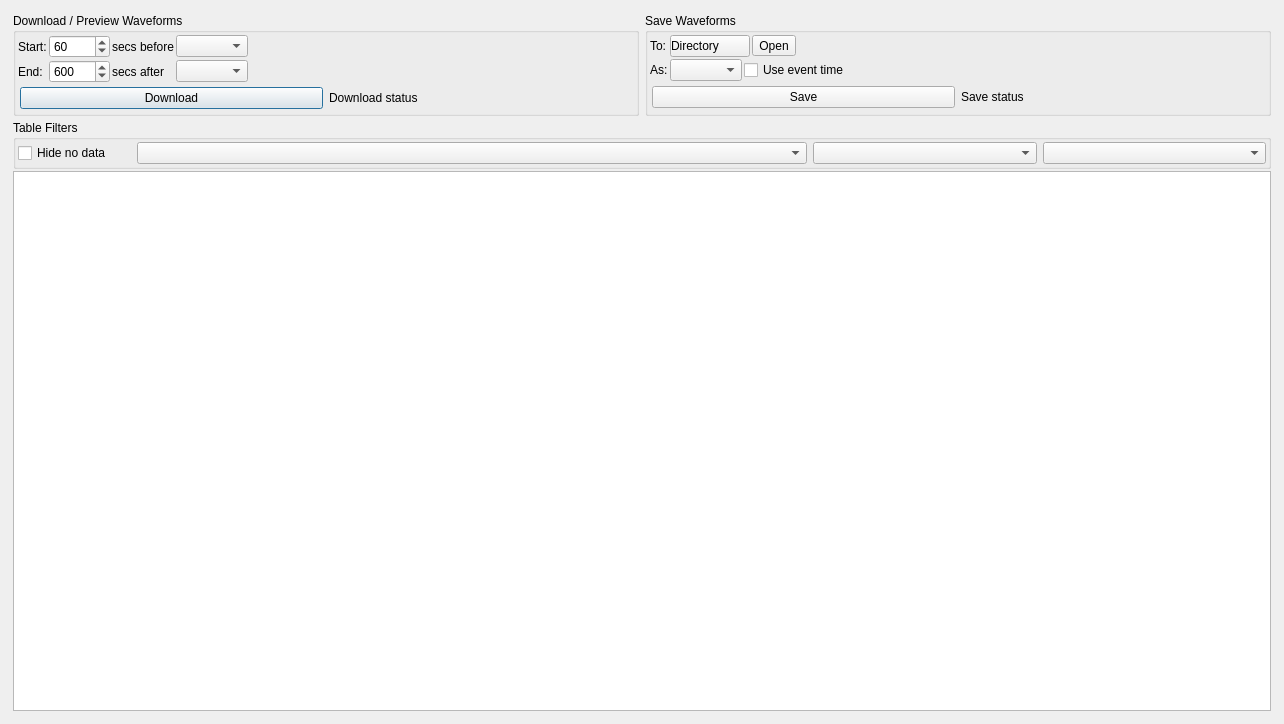
Qt form pyweed/gui/uic/WaveformDialog.ui (iris-edu/pyweed) before a commit.
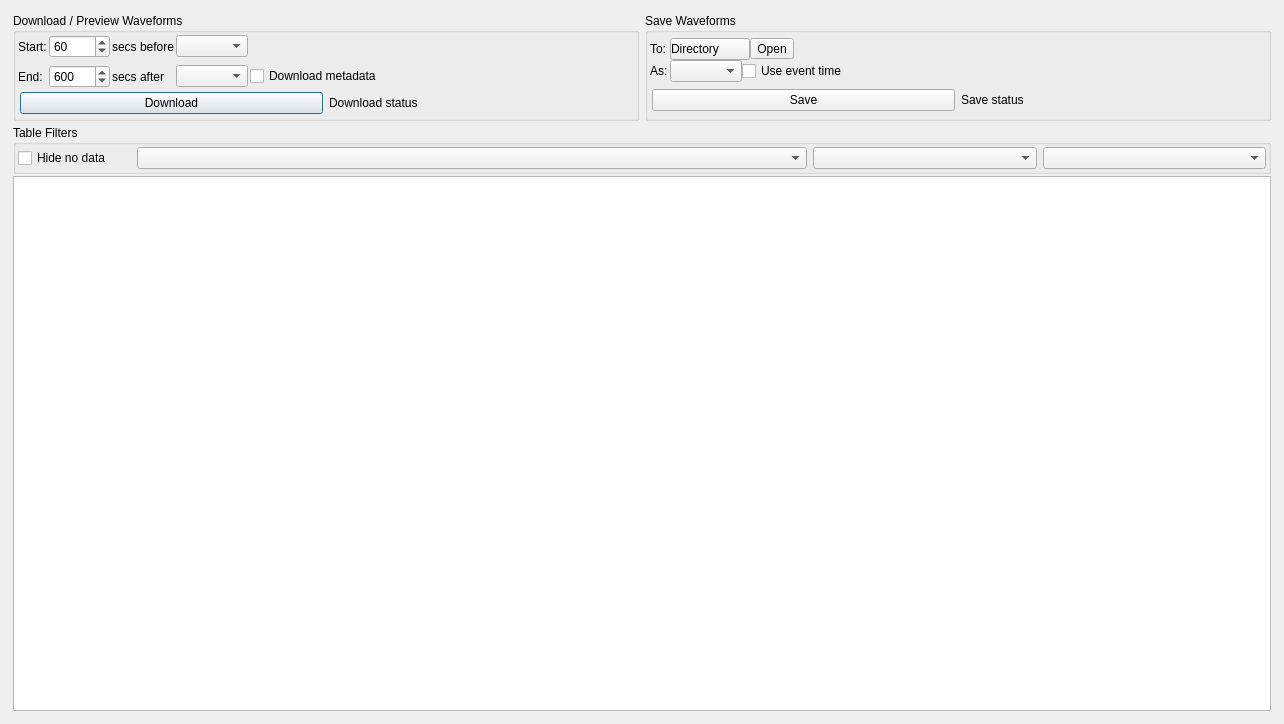
The same form after that commit.

Commit message:
feat: UI/Preferences for saving metadata
The preference/control is a boolean; the metadata format is tied to the data format

Patch:
```diff
--- a/pyweed/gui/uic/WaveformDialog.ui
+++ b/pyweed/gui/uic/WaveformDialog.ui
@@ -63,30 +63,87 @@
           <number>2</number>
          </property>
          <item>
-          <layout class="QGridLayout" name="gridLayout" columnstretch="0,0,0,0,0">
+          <layout class="QGridLayout" name="gridLayout">
            <property name="verticalSpacing">
-            <number>2</number>
+            <number>7</number>
            </property>
-           <item row="0" column="0">
-            <widget class="QLabel" name="secondsBeforeLabel">
-             <property name="text">
-              <string>Start:</string>
+           <item row="1" column="1">
+            <widget class="QSpinBox" name="secondsAfterSpinBox">
+             <property name="maximum">
+              <number>21600</number>
              </property>
-            </widget>
-           </item>
-           <item row="0" column="2">
-            <widget class="QLabel" name="label">
-             <property name="text">
-              <string>secs before</string>
+             <property name="singleStep">
+              <number>100</number>
+             </property>
+             <property name="value">
+              <number>600</number>
              </property>
             </widget>
            </item>
            <item row="1" column="3">
             <widget class="QComboBox" name="secondsAfterPhaseComboBox"/>
            </item>
+           <item row="1" column="2">
+            <widget class="QLabel" name="label_2">
+             <property name="text">
+              <string>secs after</string>
+             </property>
+            </widget>
+           </item>
+           <item row="0" column="0">
+            <widget class="QLabel" name="secondsBeforeLabel">
+             <property name="text">
+              <string>Start:</string>
+             </property>
+            </widget>
+           </item>
+           <item row="1" column="4">
+            <layout class="QHBoxLayout" name="horizontalLayout_5">
+             <item>
+              <widget class="QCheckBox" name="downloadMetadataCheckBox">
+               <property name="text">
+                <string>Download metadata</string>
+               </property>
+              </widget>
+             </item>
+             <item>
+              <spacer name="horizontalSpacer_5">
+               <property name="orientation">
+                <enum>Qt::Horizontal</enum>
+               </property>
+               <property name="sizeHint" stdset="0">
+                <size>
+                 <width>40</width>
+                 <height>20</height>
+                </size>
+               </property>
+              </spacer>
+             </item>
+            </layout>
+           </item>
+           <item row="1" column="0">
+            <widget class="QLabel" name="secondsAfterLabel">
+             <property name="text">
+              <string>End:</string>
+             </property>
+            </widget>
+           </item>
            <item row="0" column="3">
             <widget class="QComboBox" name="secondsBeforePhaseComboBox"/>
            </item>
+           <item row="0" column="1">
+            <widget class="QSpinBox" name="secondsBeforeSpinBox">
+             <property name="maximum">
+              <number>3600</number>
+             </property>
+             <property name="singleStep">
+              <number>10</number>
+             </property>
+             <property name="value">
+              <number>60</number>
+             </property>
+            </widget>
+           </item>
            <item row="0" column="4">
             <spacer name="horizontalSpacer">
              <property name="orientation">
@@ -94,49 +151,16 @@
              </property>
              <property name="sizeHint" stdset="0">
               <size>
-               <width>0</width>
-               <height>0</height>
+               <width>13</width>
+               <height>13</height>
               </size>
              </property>
             </spacer>
            </item>
-           <item row="1" column="1">
-            <widget class="QSpinBox" name="secondsAfterSpinBox">
-             <property name="maximum">
-              <number>21600</number>
-             </property>
-             <property name="singleStep">
-              <number>100</number>
-             </property>
-             <property name="value">
-              <number>600</number>
-             </property>
-            </widget>
-           </item>
-           <item row="0" column="1">
-            <widget class="QSpinBox" name="secondsBeforeSpinBox">
-             <property name="maximum">
-              <number>3600</number>
-             </property>
-             <property name="singleStep">
-              <number>10</number>
-             </property>
-             <property name="value">
-              <number>60</number>
-             </property>
-            </widget>
-           </item>
-           <item row="1" column="2">
-            <widget class="QLabel" name="label_2">
+           <item row="0" column="2">
+            <widget class="QLabel" name="label">
              <property name="text">
-              <string>secs after</string>
-             </property>
-            </widget>
-           </item>
-           <item row="1" column="0">
-            <widget class="QLabel" name="secondsAfterLabel">
-             <property name="text">
-              <string>End:</string>
+              <string>secs before</string>
              </property>
             </widget>
            </item>
@@ -144,6 +168,12 @@
          </item>
          <item>
           <widget class="QWidget" name="widget_5" native="true">
+           <property name="sizePolicy">
+            <sizepolicy hsizetype="Preferred" vsizetype="Maximum">
+             <horstretch>0</horstretch>
+             <verstretch>0</verstretch>
+            </sizepolicy>
+           </property>
            <layout class="QHBoxLayout" name="horizontalLayout_7">
             <property name="leftMargin">
              <number>2</number>
@@ -175,6 +205,12 @@
             </item>
             <item alignment="Qt::AlignLeft">
              <widget class="QLabel" name="downloadStatusLabel">
+              <property name="sizePolicy">
+               <sizepolicy hsizetype="Preferred" vsizetype="Preferred">
+                <horstretch>0</horstretch>
+                <verstretch>0</verstretch>
+               </sizepolicy>
+              </property>
               <property name="text">
                <string>Download status</string>
               </property>
@@ -213,10 +249,10 @@
          <item>
           <layout class="QGridLayout" name="gridLayout_2" columnstretch="0,0">
            <property name="verticalSpacing">
-            <number>2</number>
+            <number>0</number>
            </property>
            <item row="1" column="1">
-            <layout class="QHBoxLayout" name="horizontalLayout_4" stretch="0,0,1">
+            <layout class="QHBoxLayout" name="horizontalLayout_4">
              <item>
               <widget class="QComboBox" name="saveFormatComboBox"/>
              </item>
@@ -315,6 +351,12 @@
          </item>
          <item>
           <widget class="QWidget" name="widget_6" native="true">
+           <property name="sizePolicy">
+            <sizepolicy hsizetype="Preferred" vsizetype="Maximum">
+             <horstretch>0</horstretch>
+             <verstretch>0</verstretch>
+            </sizepolicy>
+           </property>
            <layout class="QHBoxLayout" name="horizontalLayout_8">
             <property name="leftMargin">
              <number>2</number>
@@ -383,6 +425,12 @@
         <property name="enabled">
          <bool>true</bool>
         </property>
+        <property name="sizePolicy">
+         <sizepolicy hsizetype="Preferred" vsizetype="Fixed">
+          <horstretch>0</horstretch>
+          <verstretch>0</verstretch>
+         </sizepolicy>
+        </property>
         <property name="title">
          <string>Table Filters</string>
         </property>
```
The commit also changes 4 other files.
